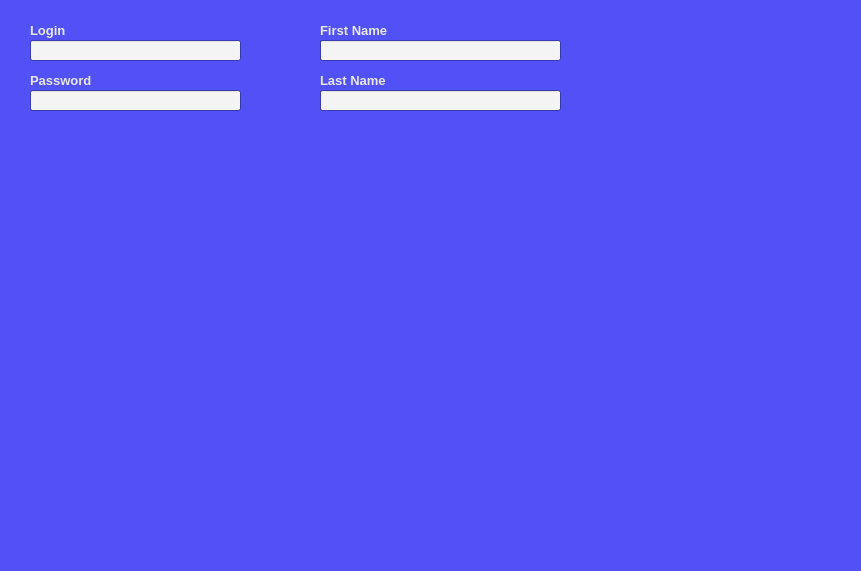
The window that CLIENT/RHE_Client/registration_widget.ui (qvinn/RHE) describes before a commit, drawn with Qt 5.
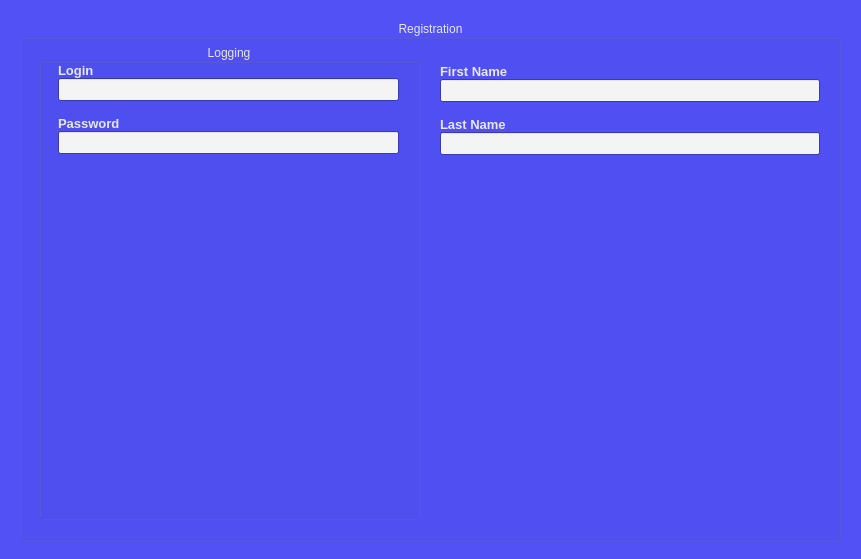
The same window after the commit.

Commit message: UI Changed, led added, check of socket valid

```diff
--- a/CLIENT/RHE_Client/registration_widget.ui
+++ b/CLIENT/RHE_Client/registration_widget.ui
@@ -7,7 +7,7 @@
     <x>0</x>
     <y>0</y>
     <width>861</width>
-    <height>571</height>
+    <height>559</height>
    </rect>
   </property>
   <property name="palette">
@@ -242,508 +242,240 @@
   <property name="autoFillBackground">
    <bool>true</bool>
   </property>
-  <widget class="QLineEdit" name="lineEdit_FName">
+  <widget class="QWidget" name="verticalLayoutWidget_3">
    <property name="geometry">
     <rect>
-     <x>320</x>
-     <y>40</y>
-     <width>241</width>
-     <height>21</height>
+     <x>0</x>
+     <y>0</y>
+     <width>861</width>
+     <height>561</height>
     </rect>
    </property>
+   <layout class="QVBoxLayout" name="verticalLayout_1">
+    <property name="spacing">
+     <number>0</number>
+    </property>
+    <property name="leftMargin">
+     <number>20</number>
+    </property>
+    <property name="topMargin">
+     <number>20</number>
+    </property>
+    <property name="rightMargin">
+     <number>20</number>
+    </property>
+    <property name="bottomMargin">
+     <number>20</number>
+    </property>
+    <item>
+     <widget class="QGroupBox" name="grpBx_rgstr">
+      <property name="sizePolicy">
+       <sizepolicy hsizetype="Expanding" vsizetype="Expanding">
+        <horstretch>0</horstretch>
+        <verstretch>0</verstretch>
+       </sizepolicy>
+      </property>
    <property name="palette">
     <palette>
      <active>
-      <colorrole role="Text">
+         <colorrole role="Highlight">
        <brush brushstyle="SolidPattern">
-        <color alpha="255">
-         <red>0</red>
-         <green>0</green>
-         <blue>0</blue>
+           <color alpha="170">
+            <red>204</red>
+            <green>204</green>
+            <blue>204</blue>
         </color>
        </brush>
       </colorrole>
-      <colorrole role="ButtonText">
+         <colorrole role="Link">
        <brush brushstyle="SolidPattern">
         <color alpha="255">
-         <red>0</red>
-         <green>0</green>
-         <blue>0</blue>
+            <red>244</red>
+            <green>244</green>
+            <blue>244</blue>
         </color>
        </brush>
       </colorrole>
-      <colorrole role="PlaceholderText">
-       <brush brushstyle="NoBrush">
-        <color alpha="128">
-         <red>0</red>
-         <green>0</green>
-         <blue>0</blue>
-        </color>
-       </brush>
-      </colorrole>
      </active>
      <inactive>
-      <colorrole role="Text">
+         <colorrole role="Highlight">
        <brush brushstyle="SolidPattern">
-        <color alpha="255">
-         <red>0</red>
-         <green>0</green>
-         <blue>0</blue>
+           <color alpha="170">
+            <red>204</red>
+            <green>204</green>
+            <blue>204</blue>
         </color>
        </brush>
       </colorrole>
-      <colorrole role="ButtonText">
+         <colorrole role="Link">
        <brush brushstyle="SolidPattern">
         <color alpha="255">
-         <red>0</red>
-         <green>0</green>
-         <blue>0</blue>
+            <red>244</red>
+            <green>244</green>
+            <blue>244</blue>
         </color>
        </brush>
       </colorrole>
-      <colorrole role="PlaceholderText">
-       <brush brushstyle="NoBrush">
-        <color alpha="128">
-         <red>0</red>
-         <green>0</green>
-         <blue>0</blue>
-        </color>
-       </brush>
-      </colorrole>
      </inactive>
      <disabled>
-      <colorrole role="Text">
+         <colorrole role="Highlight">
        <brush brushstyle="SolidPattern">
-        <color alpha="255">
-         <red>35</red>
-         <green>35</green>
-         <blue>35</blue>
+           <color alpha="170">
+            <red>31</red>
+            <green>117</green>
+            <blue>204</blue>
         </color>
        </brush>
       </colorrole>
-      <colorrole role="ButtonText">
+         <colorrole role="Link">
        <brush brushstyle="SolidPattern">
         <color alpha="255">
-         <red>35</red>
-         <green>35</green>
-         <blue>35</blue>
+            <red>244</red>
+            <green>244</green>
+            <blue>244</blue>
         </color>
        </brush>
       </colorrole>
-      <colorrole role="PlaceholderText">
-       <brush brushstyle="NoBrush">
-        <color alpha="128">
-         <red>0</red>
-         <green>0</green>
-         <blue>0</blue>
-        </color>
-       </brush>
-      </colorrole>
      </disabled>
     </palette>
    </property>
    <property name="font">
     <font>
      <family>Tahoma</family>
-     <pointsize>10</pointsize>
-     <weight>75</weight>
-     <bold>true</bold>
-    </font>
-   </property>
-  </widget>
-  <widget class="QLineEdit" name="lineEdit_LName">
+        <weight>50</weight>
+        <bold>false</bold>
+       </font>
+      </property>
+      <property name="title">
+       <string>Registration</string>
+      </property>
+      <property name="alignment">
+       <set>Qt::AlignCenter</set>
+      </property>
+      <widget class="QWidget" name="horizontalLayoutWidget">
    <property name="geometry">
     <rect>
-     <x>320</x>
-     <y>90</y>
-     <width>241</width>
-     <height>21</height>
-    </rect>
-   </property>
+         <x>-1</x>
+         <y>19</y>
+         <width>821</width>
+         <height>501</height>
+        </rect>
+       </property>
+       <layout class="QHBoxLayout" name="horizontalLayout_1">
+        <property name="spacing">
+         <number>20</number>
+        </property>
+        <property name="leftMargin">
+         <number>20</number>
+        </property>
+        <property name="topMargin">
+         <number>5</number>
+        </property>
+        <property name="rightMargin">
+         <number>20</number>
+        </property>
+        <property name="bottomMargin">
+         <number>20</number>
+        </property>
+        <item>
+         <widget class="QGroupBox" name="grpBx_lgn">
+          <property name="sizePolicy">
+           <sizepolicy hsizetype="Expanding" vsizetype="Expanding">
+            <horstretch>0</horstretch>
+            <verstretch>0</verstretch>
+           </sizepolicy>
+          </property>
    <property name="palette">
     <palette>
      <active>
-      <colorrole role="WindowText">
+             <colorrole role="Base">
        <brush brushstyle="SolidPattern">
         <color alpha="255">
          <red>245</red>
-         <green>245</green>
+                <green>244</green>
          <blue>245</blue>
         </color>
        </brush>
       </colorrole>
-      <colorrole role="Text">
+             <colorrole role="Highlight">
        <brush brushstyle="SolidPattern">
-        <color alpha="255">
-         <red>0</red>
-         <green>0</green>
-         <blue>0</blue>
+               <color alpha="170">
+                <red>204</red>
+                <green>204</green>
+                <blue>204</blue>
         </color>
        </brush>
       </colorrole>
-      <colorrole role="ButtonText">
-       <brush brushstyle="SolidPattern">
-        <color alpha="255">
-         <red>0</red>
-         <green>0</green>
-         <blue>0</blue>
-        </color>
-       </brush>
-      </colorrole>
-      <colorrole role="PlaceholderText">
-       <brush brushstyle="NoBrush">
-        <color alpha="128">
-         <red>0</red>
-         <green>0</green>
-         <blue>0</blue>
-        </color>
-       </brush>
-      </colorrole>
      </active>
      <inactive>
-      <colorrole role="WindowText">
+             <colorrole role="Base">
        <brush brushstyle="SolidPattern">
         <color alpha="255">
          <red>245</red>
-         <green>245</green>
+                <green>244</green>
          <blue>245</blue>
         </color>
        </brush>
       </colorrole>
-      <colorrole role="Text">
+             <colorrole role="Highlight">
        <brush brushstyle="SolidPattern">
-        <color alpha="255">
-         <red>0</red>
-         <green>0</green>
-         <blue>0</blue>
+               <color alpha="170">
+                <red>204</red>
+                <green>204</green>
+                <blue>204</blue>
         </color>
        </brush>
       </colorrole>
-      <colorrole role="ButtonText">
-       <brush brushstyle="SolidPattern">
-        <color alpha="255">
-         <red>0</red>
-         <green>0</green>
-         <blue>0</blue>
-        </color>
-       </brush>
-      </colorrole>
-      <colorrole role="PlaceholderText">
-       <brush brushstyle="NoBrush">
-        <color alpha="128">
-         <red>0</red>
-         <green>0</green>
-         <blue>0</blue>
-        </color>
-       </brush>
-      </colorrole>
      </inactive>
      <disabled>
-      <colorrole role="WindowText">
+             <colorrole role="Base">
        <brush brushstyle="SolidPattern">
         <color alpha="255">
-         <red>35</red>
-         <green>35</green>
-         <blue>35</blue>
+                <red>245</red>
+                <green>245</green>
+                <blue>245</blue>
         </color>
        </brush>
       </colorrole>
-      <colorrole role="Text">
+             <colorrole role="Highlight">
        <brush brushstyle="SolidPattern">
-        <color alpha="255">
-         <red>35</red>
-         <green>35</green>
-         <blue>35</blue>
+               <color alpha="170">
+                <red>204</red>
+                <green>204</green>
+                <blue>204</blue>
         </color>
        </brush>
       </colorrole>
-      <colorrole role="ButtonText">
-       <brush brushstyle="SolidPattern">
-        <color alpha="255">
-         <red>35</red>
-         <green>35</green>
-         <blue>35</blue>
-        </color>
-       </brush>
-      </colorrole>
-      <colorrole role="PlaceholderText">
-       <brush brushstyle="NoBrush">
-        <color alpha="128">
-         <red>0</red>
-         <green>0</green>
-         <blue>0</blue>
-        </color>
-       </brush>
-      </colorrole>
      </disabled>
     </palette>
    </property>
-   <property name="font">
-    <font>
-     <family>Tahoma</family>
-     <pointsize>10</pointsize>
-     <weight>75</weight>
-     <bold>true</bold>
-    </font>
-   </property>
-  </widget>
-  <widget class="QLineEdit" name="lineEdit_login">
-   <property name="geometry">
-    <rect>
-     <x>30</x>
-     <y>40</y>
-     <width>211</width>
-     <height>21</height>
-    </rect>
-   </property>
-   <property name="palette">
-    <palette>
-     <active>
-      <colorrole role="Text">
-       <brush brushstyle="SolidPattern">
-        <color alpha="255">
-         <red>0</red>
-         <green>0</green>
-         <blue>0</blue>
-        </color>
-       </brush>
-      </colorrole>
-      <colorrole role="ButtonText">
-       <brush brushstyle="SolidPattern">
-        <color alpha="255">
-         <red>0</red>
-         <green>0</green>
-         <blue>0</blue>
-        </color>
-       </brush>
-      </colorrole>
-      <colorrole role="PlaceholderText">
-       <brush brushstyle="NoBrush">
-        <color alpha="128">
-         <red>0</red>
-         <green>0</green>
-         <blue>0</blue>
-        </color>
-       </brush>
-      </colorrole>
-     </active>
-     <inactive>
-      <colorrole role="Text">
-       <brush brushstyle="SolidPattern">
-        <color alpha="255">
-         <red>0</red>
-         <green>0</green>
-         <blue>0</blue>
-        </color>
-       </brush>
-      </colorrole>
-      <colorrole role="ButtonText">
-       <brush brushstyle="SolidPattern">
-        <color alpha="255">
-         <red>0</red>
-         <green>0</green>
-         <blue>0</blue>
-        </color>
-       </brush>
-      </colorrole>
-      <colorrole role="PlaceholderText">
-       <brush brushstyle="NoBrush">
-        <color alpha="128">
-         <red>0</red>
-         <green>0</green>
-         <blue>0</blue>
-        </color>
-       </brush>
-      </colorrole>
-     </inactive>
-     <disabled>
-      <colorrole role="Text">
-       <brush brushstyle="SolidPattern">
-        <color alpha="255">
-         <red>35</red>
-         <green>35</green>
-         <blue>35</blue>
-        </color>
-       </brush>
-      </colorrole>
-      <colorrole role="ButtonText">
-       <brush brushstyle="SolidPattern">
-        <color alpha="255">
-         <red>35</red>
-         <green>35</green>
-         <blue>35</blue>
-        </color>
-       </brush>
-      </colorrole>
-      <colorrole role="PlaceholderText">
-       <brush brushstyle="NoBrush">
-        <color alpha="128">
-         <red>0</red>
-         <green>0</green>
-         <blue>0</blue>
-        </color>
-       </brush>
-      </colorrole>
-     </disabled>
-    </palette>
-   </property>
-   <property name="font">
-    <font>
-     <family>Tahoma</family>
-     <pointsize>10</pointsize>
-     <weight>75</weight>
-     <bold>true</bold>
-    </font>
-   </property>
-  </widget>
-  <widget class="QLineEdit" name="lineEdit_password">
+          <property name="title">
+           <string>Logging</string>
+          </property>
+          <property name="alignment">
+           <set>Qt::AlignCenter</set>
+          </property>
+          <widget class="QWidget" name="verticalLayoutWidget_2">
    <property name="geometry">
     <rect>
-     <x>30</x>
-     <y>90</y>
-     <width>211</width>
-     <height>21</height>
-    </rect>
-   </property>
-   <property name="palette">
-    <palette>
-     <active>
-      <colorrole role="WindowText">
-       <brush brushstyle="SolidPattern">
-        <color alpha="255">
-         <red>0</red>
-         <green>0</green>
-         <blue>0</blue>
-        </color>
-       </brush>
-      </colorrole>
-      <colorrole role="Text">
-       <brush brushstyle="SolidPattern">
-        <color alpha="255">
-         <red>0</red>
-         <green>0</green>
-         <blue>0</blue>
-        </color>
-       </brush>
-      </colorrole>
-      <colorrole role="ButtonText">
-       <brush brushstyle="SolidPattern">
-        <color alpha="255">
-         <red>0</red>
-         <green>0</green>
-         <blue>0</blue>
-        </color>
-       </brush>
-      </colorrole>
-      <colorrole role="PlaceholderText">
-       <brush brushstyle="NoBrush">
-        <color alpha="128">
-         <red>0</red>
-         <green>0</green>
-         <blue>0</blue>
-        </color>
-       </brush>
-      </colorrole>
-     </active>
-     <inactive>
-      <colorrole role="WindowText">
-       <brush brushstyle="SolidPattern">
-        <color alpha="255">
-         <red>0</red>
-         <green>0</green>
-         <blue>0</blue>
-        </color>
-       </brush>
-      </colorrole>
-      <colorrole role="Text">
-       <brush brushstyle="SolidPattern">
-        <color alpha="255">
-         <red>0</red>
-         <green>0</green>
-         <blue>0</blue>
-        </color>
-       </brush>
-      </colorrole>
-      <colorrole role="ButtonText">
-       <brush brushstyle="SolidPattern">
-        <color alpha="255">
-         <red>0</red>
-         <green>0</green>
-         <blue>0</blue>
-        </color>
-       </brush>
-      </colorrole>
-      <colorrole role="PlaceholderText">
-       <brush brushstyle="NoBrush">
-        <color alpha="128">
-         <red>0</red>
-         <green>0</green>
-         <blue>0</blue>
-        </color>
-       </brush>
-      </colorrole>
-     </inactive>
-     <disabled>
-      <colorrole role="WindowText">
-       <brush brushstyle="SolidPattern">
-        <color alpha="255">
-         <red>35</red>
-         <green>35</green>
-         <blue>35</blue>
-        </color>
-       </brush>
-      </colorrole>
-      <colorrole role="Text">
-       <brush brushstyle="SolidPattern">
-        <color alpha="255">
-         <red>35</red>
-         <green>35</green>
-         <blue>35</blue>
-        </color>
-       </brush>
-      </colorrole>
-      <colorrole role="ButtonText">
-       <brush brushstyle="SolidPattern">
-        <color alpha="255">
-         <red>35</red>
-         <green>35</green>
-         <blue>35</blue>
-        </color>
-       </brush>
-      </colorrole>
-      <colorrole role="PlaceholderText">
-       <brush brushstyle="NoBrush">
-        <color alpha="128">
-         <red>0</red>
-         <green>0</green>
-         <blue>0</blue>
-        </color>
-       </brush>
-      </colorrole>
-     </disabled>
-    </palette>
-   </property>
-   <property name="font">
-    <font>
-     <family>Tahoma</family>
-     <pointsize>10</pointsize>
-     <weight>75</weight>
-     <bold>true</bold>
-    </font>
-   </property>
-   <property name="inputMethodHints">
-    <set>Qt::ImhNone</set>
-   </property>
-  </widget>
+             <x>-1</x>
+             <y>19</y>
+             <width>381</width>
+             <height>451</height>
+            </rect>
+           </property>
+           <layout class="QVBoxLayout" name="verticalLayout_3">
+            <property name="spacing">
+             <number>0</number>
+            </property>
+            <property name="leftMargin">
+             <number>20</number>
+            </property>
+            <property name="rightMargin">
+             <number>20</number>
+            </property>
+            <item>
   <widget class="QLabel" name="label_login">
-   <property name="geometry">
-    <rect>
-     <x>30</x>
-     <y>20</y>
-     <width>47</width>
-     <height>21</height>
-    </rect>
-   </property>
    <property name="font">
     <font>
      <family>Tahoma</family>
@@ -756,15 +488,128 @@
     <string>Login</string>
    </property>
   </widget>
+            </item>
+            <item>
+             <widget class="QLineEdit" name="lineEdit_login">
+              <property name="palette">
+               <palette>
+                <active>
+                 <colorrole role="Text">
+                  <brush brushstyle="SolidPattern">
+                   <color alpha="255">
+                    <red>0</red>
+                    <green>0</green>
+                    <blue>0</blue>
+                   </color>
+                  </brush>
+                 </colorrole>
+                 <colorrole role="ButtonText">
+                  <brush brushstyle="SolidPattern">
+                   <color alpha="255">
+                    <red>0</red>
+                    <green>0</green>
+                    <blue>0</blue>
+                   </color>
+                  </brush>
+                 </colorrole>
+                 <colorrole role="PlaceholderText">
+                  <brush brushstyle="NoBrush">
+                   <color alpha="128">
+                    <red>0</red>
+                    <green>0</green>
+                    <blue>0</blue>
+                   </color>
+                  </brush>
+                 </colorrole>
+                </active>
+                <inactive>
+                 <colorrole role="Text">
+                  <brush brushstyle="SolidPattern">
+                   <color alpha="255">
+                    <red>0</red>
+                    <green>0</green>
+                    <blue>0</blue>
+                   </color>
+                  </brush>
+                 </colorrole>
+                 <colorrole role="ButtonText">
+                  <brush brushstyle="SolidPattern">
+                   <color alpha="255">
+                    <red>0</red>
+                    <green>0</green>
+                    <blue>0</blue>
+                   </color>
+                  </brush>
+                 </colorrole>
+                 <colorrole role="PlaceholderText">
+                  <brush brushstyle="NoBrush">
+                   <color alpha="128">
+                    <red>0</red>
+                    <green>0</green>
+                    <blue>0</blue>
+                   </color>
+                  </brush>
+                 </colorrole>
+                </inactive>
+                <disabled>
+                 <colorrole role="Text">
+                  <brush brushstyle="SolidPattern">
+                   <color alpha="255">
+                    <red>35</red>
+                    <green>35</green>
+                    <blue>35</blue>
+                   </color>
+                  </brush>
+                 </colorrole>
+                 <colorrole role="ButtonText">
+                  <brush brushstyle="SolidPattern">
+                   <color alpha="255">
+                    <red>35</red>
+                    <green>35</green>
+                    <blue>35</blue>
+                   </color>
+                  </brush>
+                 </colorrole>
+                 <colorrole role="PlaceholderText">
+                  <brush brushstyle="NoBrush">
+                   <color alpha="128">
+                    <red>0</red>
+                    <green>0</green>
+                    <blue>0</blue>
+                   </color>
+                  </brush>
+                 </colorrole>
+                </disabled>
+               </palette>
+              </property>
+              <property name="font">
+               <font>
+                <family>Tahoma</family>
+                <pointsize>10</pointsize>
+                <weight>75</weight>
+                <bold>true</bold>
+               </font>
+              </property>
+             </widget>
+            </item>
+            <item>
+             <spacer name="verticalSpacer_5">
+              <property name="orientation">
+               <enum>Qt::Vertical</enum>
+              </property>
+              <property name="sizeType">
+               <enum>QSizePolicy::Fixed</enum>
+              </property>
+              <property name="sizeHint" stdset="0">
+               <size>
+                <width>20</width>
+                <height>15</height>
+               </size>
+              </property>
+             </spacer>
+            </item>
+            <item>
   <widget class="QLabel" name="label_password">
-   <property name="geometry">
-    <rect>
-     <x>30</x>
-     <y>70</y>
-     <width>81</width>
-     <height>21</height>
-    </rect>
-   </property>
    <property name="font">
     <font>
      <family>Tahoma</family>
@@ -777,15 +622,183 @@
     <string>Password</string>
    </property>
   </widget>
+            </item>
+            <item>
+             <widget class="QLineEdit" name="lineEdit_password">
+              <property name="palette">
+               <palette>
+                <active>
+                 <colorrole role="WindowText">
+                  <brush brushstyle="SolidPattern">
+                   <color alpha="255">
+                    <red>0</red>
+                    <green>0</green>
+                    <blue>0</blue>
+                   </color>
+                  </brush>
+                 </colorrole>
+                 <colorrole role="Text">
+                  <brush brushstyle="SolidPattern">
+                   <color alpha="255">
+                    <red>0</red>
+                    <green>0</green>
+                    <blue>0</blue>
+                   </color>
+                  </brush>
+                 </colorrole>
+                 <colorrole role="ButtonText">
+                  <brush brushstyle="SolidPattern">
+                   <color alpha="255">
+                    <red>0</red>
+                    <green>0</green>
+                    <blue>0</blue>
+                   </color>
+                  </brush>
+                 </colorrole>
+                 <colorrole role="PlaceholderText">
+                  <brush brushstyle="NoBrush">
+                   <color alpha="128">
+                    <red>0</red>
+                    <green>0</green>
+                    <blue>0</blue>
+                   </color>
+                  </brush>
+                 </colorrole>
+                </active>
+                <inactive>
+                 <colorrole role="WindowText">
+                  <brush brushstyle="SolidPattern">
+                   <color alpha="255">
+                    <red>0</red>
+                    <green>0</green>
+                    <blue>0</blue>
+                   </color>
+                  </brush>
+                 </colorrole>
+                 <colorrole role="Text">
+                  <brush brushstyle="SolidPattern">
+                   <color alpha="255">
+                    <red>0</red>
+                    <green>0</green>
+                    <blue>0</blue>
+                   </color>
+                  </brush>
+                 </colorrole>
+                 <colorrole role="ButtonText">
+                  <brush brushstyle="SolidPattern">
+                   <color alpha="255">
+                    <red>0</red>
+                    <green>0</green>
+                    <blue>0</blue>
+                   </color>
+                  </brush>
+                 </colorrole>
+                 <colorrole role="PlaceholderText">
+                  <brush brushstyle="NoBrush">
+                   <color alpha="128">
+                    <red>0</red>
+                    <green>0</green>
+                    <blue>0</blue>
+                   </color>
+                  </brush>
+                 </colorrole>
+                </inactive>
+                <disabled>
+                 <colorrole role="WindowText">
+                  <brush brushstyle="SolidPattern">
+                   <color alpha="255">
+                    <red>35</red>
+                    <green>35</green>
+                    <blue>35</blue>
+                   </color>
+                  </brush>
+                 </colorrole>
+                 <colorrole role="Text">
+                  <brush brushstyle="SolidPattern">
+                   <color alpha="255">
+                    <red>35</red>
+                    <green>35</green>
+                    <blue>35</blue>
+                   </color>
+                  </brush>
+                 </colorrole>
+                 <colorrole role="ButtonText">
+                  <brush brushstyle="SolidPattern">
+                   <color alpha="255">
+                    <red>35</red>
+                    <green>35</green>
+                    <blue>35</blue>
+                   </color>
+                  </brush>
+                 </colorrole>
+                 <colorrole role="PlaceholderText">
+                  <brush brushstyle="NoBrush">
+                   <color alpha="128">
+                    <red>0</red>
+                    <green>0</green>
+                    <blue>0</blue>
+                   </color>
+                  </brush>
+                 </colorrole>
+                </disabled>
+               </palette>
+              </property>
+              <property name="font">
+               <font>
+                <family>Tahoma</family>
+                <pointsize>10</pointsize>
+                <weight>75</weight>
+                <bold>true</bold>
+               </font>
+              </property>
+              <property name="inputMethodHints">
+               <set>Qt::ImhNone</set>
+              </property>
+             </widget>
+            </item>
+            <item>
+             <spacer name="verticalSpacer">
+              <property name="orientation">
+               <enum>Qt::Vertical</enum>
+              </property>
+              <property name="sizeType">
+               <enum>QSizePolicy::Expanding</enum>
+              </property>
+              <property name="sizeHint" stdset="0">
+               <size>
+                <width>20</width>
+                <height>40</height>
+               </size>
+              </property>
+             </spacer>
+            </item>
+           </layout>
+          </widget>
+         </widget>
+        </item>
+        <item>
+         <layout class="QVBoxLayout" name="verticalLayout_2">
+          <property name="spacing">
+           <number>0</number>
+          </property>
+          <item>
+           <spacer name="verticalSpacer_3">
+            <property name="orientation">
+             <enum>Qt::Vertical</enum>
+            </property>
+            <property name="sizeType">
+             <enum>QSizePolicy::Fixed</enum>
+            </property>
+            <property name="sizeHint" stdset="0">
+             <size>
+              <width>20</width>
+              <height>20</height>
+             </size>
+            </property>
+           </spacer>
+          </item>
+          <item>
   <widget class="QLabel" name="label_frst_name">
-   <property name="geometry">
-    <rect>
-     <x>320</x>
-     <y>20</y>
-     <width>71</width>
-     <height>21</height>
-    </rect>
-   </property>
    <property name="font">
     <font>
      <family>Tahoma</family>
@@ -798,15 +811,128 @@
     <string>First Name</string>
    </property>
   </widget>
+          </item>
+          <item>
+           <widget class="QLineEdit" name="lineEdit_FName">
+            <property name="palette">
+             <palette>
+              <active>
+               <colorrole role="Text">
+                <brush brushstyle="SolidPattern">
+                 <color alpha="255">
+                  <red>0</red>
+                  <green>0</green>
+                  <blue>0</blue>
+                 </color>
+                </brush>
+               </colorrole>
+               <colorrole role="ButtonText">
+                <brush brushstyle="SolidPattern">
+                 <color alpha="255">
+                  <red>0</red>
+                  <green>0</green>
+                  <blue>0</blue>
+                 </color>
+                </brush>
+               </colorrole>
+               <colorrole role="PlaceholderText">
+                <brush brushstyle="NoBrush">
+                 <color alpha="128">
+                  <red>0</red>
+                  <green>0</green>
+                  <blue>0</blue>
+                 </color>
+                </brush>
+               </colorrole>
+              </active>
+              <inactive>
+               <colorrole role="Text">
+                <brush brushstyle="SolidPattern">
+                 <color alpha="255">
+                  <red>0</red>
+                  <green>0</green>
+                  <blue>0</blue>
+                 </color>
+                </brush>
+               </colorrole>
+               <colorrole role="ButtonText">
+                <brush brushstyle="SolidPattern">
+                 <color alpha="255">
+                  <red>0</red>
+                  <green>0</green>
+                  <blue>0</blue>
+                 </color>
+                </brush>
+               </colorrole>
+               <colorrole role="PlaceholderText">
+                <brush brushstyle="NoBrush">
+                 <color alpha="128">
+                  <red>0</red>
+                  <green>0</green>
+                  <blue>0</blue>
+                 </color>
+                </brush>
+               </colorrole>
+              </inactive>
+              <disabled>
+               <colorrole role="Text">
+                <brush brushstyle="SolidPattern">
+                 <color alpha="255">
+                  <red>35</red>
+                  <green>35</green>
+                  <blue>35</blue>
+                 </color>
+                </brush>
+               </colorrole>
+               <colorrole role="ButtonText">
+                <brush brushstyle="SolidPattern">
+                 <color alpha="255">
+                  <red>35</red>
+                  <green>35</green>
+                  <blue>35</blue>
+                 </color>
+                </brush>
+               </colorrole>
+               <colorrole role="PlaceholderText">
+                <brush brushstyle="NoBrush">
+                 <color alpha="128">
+                  <red>0</red>
+                  <green>0</green>
+                  <blue>0</blue>
+                 </color>
+                </brush>
+               </colorrole>
+              </disabled>
+             </palette>
+            </property>
+            <property name="font">
+             <font>
+              <family>Tahoma</family>
+              <pointsize>10</pointsize>
+              <weight>75</weight>
+              <bold>true</bold>
+             </font>
+            </property>
+           </widget>
+          </item>
+          <item>
+           <spacer name="verticalSpacer_4">
+            <property name="orientation">
+             <enum>Qt::Vertical</enum>
+            </property>
+            <property name="sizeType">
+             <enum>QSizePolicy::Fixed</enum>
+            </property>
+            <property name="sizeHint" stdset="0">
+             <size>
+              <width>20</width>
+              <height>15</height>
+             </size>
+            </property>
+           </spacer>
+          </item>
+          <item>
   <widget class="QLabel" name="label_lst_name">
-   <property name="geometry">
-    <rect>
-     <x>320</x>
-     <y>70</y>
-     <width>81</width>
-     <height>21</height>
-    </rect>
-   </property>
    <property name="font">
     <font>
      <family>Tahoma</family>
@@ -819,14 +945,158 @@
     <string>Last Name</string>
    </property>
   </widget>
-  <zorder>lineEdit_password</zorder>
-  <zorder>lineEdit_FName</zorder>
-  <zorder>lineEdit_LName</zorder>
-  <zorder>lineEdit_login</zorder>
-  <zorder>label_login</zorder>
-  <zorder>label_password</zorder>
-  <zorder>label_frst_name</zorder>
-  <zorder>label_lst_name</zorder>
+          </item>
+          <item>
+           <widget class="QLineEdit" name="lineEdit_LName">
+            <property name="palette">
+             <palette>
+              <active>
+               <colorrole role="WindowText">
+                <brush brushstyle="SolidPattern">
+                 <color alpha="255">
+                  <red>245</red>
+                  <green>245</green>
+                  <blue>245</blue>
+                 </color>
+                </brush>
+               </colorrole>
+               <colorrole role="Text">
+                <brush brushstyle="SolidPattern">
+                 <color alpha="255">
+                  <red>0</red>
+                  <green>0</green>
+                  <blue>0</blue>
+                 </color>
+                </brush>
+               </colorrole>
+               <colorrole role="ButtonText">
+                <brush brushstyle="SolidPattern">
+                 <color alpha="255">
+                  <red>0</red>
+                  <green>0</green>
+                  <blue>0</blue>
+                 </color>
+                </brush>
+               </colorrole>
+               <colorrole role="PlaceholderText">
+                <brush brushstyle="NoBrush">
+                 <color alpha="128">
+                  <red>0</red>
+                  <green>0</green>
+                  <blue>0</blue>
+                 </color>
+                </brush>
+               </colorrole>
+              </active>
+              <inactive>
+               <colorrole role="WindowText">
+                <brush brushstyle="SolidPattern">
+                 <color alpha="255">
+                  <red>245</red>
+                  <green>245</green>
+                  <blue>245</blue>
+                 </color>
+                </brush>
+               </colorrole>
+               <colorrole role="Text">
+                <brush brushstyle="SolidPattern">
+                 <color alpha="255">
+                  <red>0</red>
+                  <green>0</green>
+                  <blue>0</blue>
+                 </color>
+                </brush>
+               </colorrole>
+               <colorrole role="ButtonText">
+                <brush brushstyle="SolidPattern">
+                 <color alpha="255">
+                  <red>0</red>
+                  <green>0</green>
+                  <blue>0</blue>
+                 </color>
+                </brush>
+               </colorrole>
+               <colorrole role="PlaceholderText">
+                <brush brushstyle="NoBrush">
+                 <color alpha="128">
+                  <red>0</red>
+                  <green>0</green>
+                  <blue>0</blue>
+                 </color>
+                </brush>
+               </colorrole>
+              </inactive>
+              <disabled>
+               <colorrole role="WindowText">
+                <brush brushstyle="SolidPattern">
+                 <color alpha="255">
+                  <red>35</red>
+                  <green>35</green>
+                  <blue>35</blue>
+                 </color>
+                </brush>
+               </colorrole>
+               <colorrole role="Text">
+                <brush brushstyle="SolidPattern">
+                 <color alpha="255">
+                  <red>35</red>
+                  <green>35</green>
+                  <blue>35</blue>
+                 </color>
+                </brush>
+               </colorrole>
+               <colorrole role="ButtonText">
+                <brush brushstyle="SolidPattern">
+                 <color alpha="255">
+                  <red>35</red>
+                  <green>35</green>
+                  <blue>35</blue>
+                 </color>
+                </brush>
+               </colorrole>
+               <colorrole role="PlaceholderText">
+                <brush brushstyle="NoBrush">
+                 <color alpha="128">
+                  <red>0</red>
+                  <green>0</green>
+                  <blue>0</blue>
+                 </color>
+                </brush>
+               </colorrole>
+              </disabled>
+             </palette>
+            </property>
+            <property name="font">
+             <font>
+              <family>Tahoma</family>
+              <pointsize>10</pointsize>
+              <weight>75</weight>
+              <bold>true</bold>
+             </font>
+            </property>
+           </widget>
+          </item>
+          <item>
+           <spacer name="verticalSpacer_2">
+            <property name="orientation">
+             <enum>Qt::Vertical</enum>
+            </property>
+            <property name="sizeHint" stdset="0">
+             <size>
+              <width>20</width>
+              <height>40</height>
+             </size>
+            </property>
+           </spacer>
+          </item>
+         </layout>
+        </item>
+       </layout>
+      </widget>
+     </widget>
+    </item>
+   </layout>
+  </widget>
  </widget>
  <resources/>
  <connections/>
```
Lines whose indentation alone changed are shown as unchanged. The commit also changes 7 other files.
